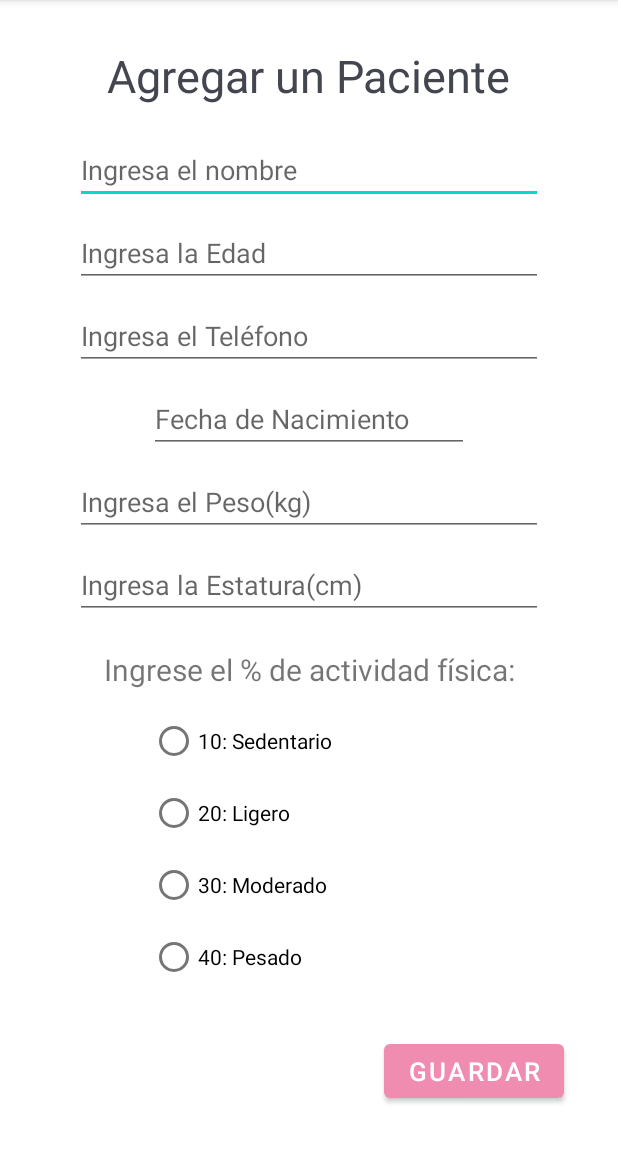
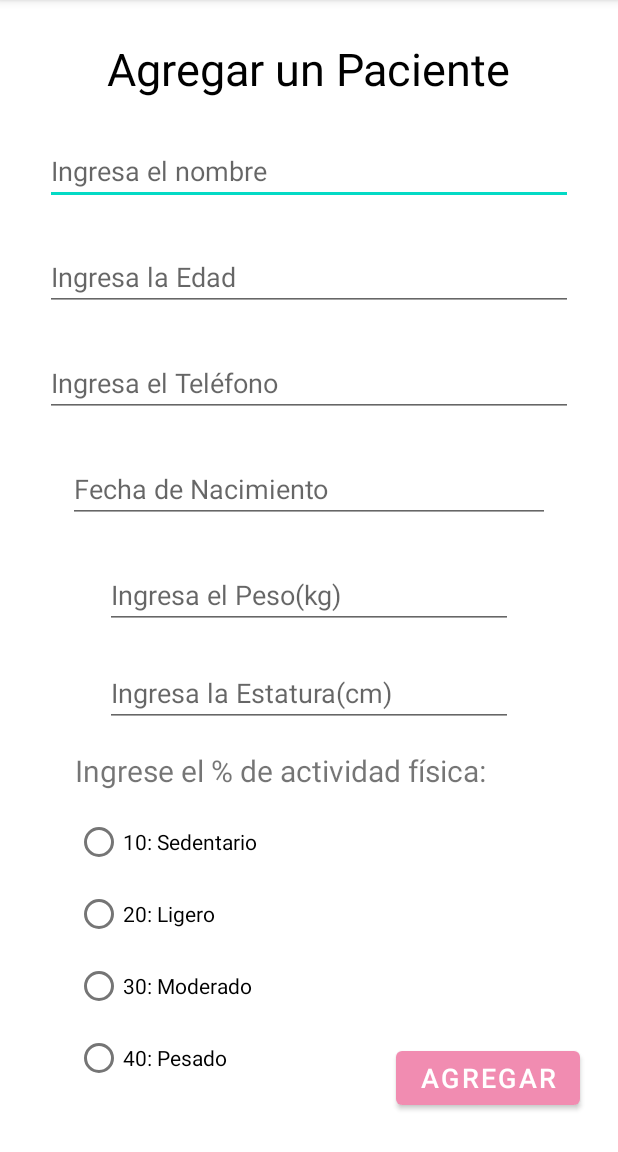
Before and after one commit to OsmarCastor/NutriApp, an Android app: the agregarPaciente screen opened directly, with no data from a screen before it, on a phone screen of 412 x 824 dp, the part 84-1236 px from its top. Run offline under Robolectric (Android 15) with nearby library versions, the phone set to English and light mode, and no system bars.

Commit message:
Hago commit

```diff
--- a/app/src/main/res/layout-v31/activity_agregar_paciente.xml
+++ /dev/null
@@ -1,157 +0,0 @@
-<?xml version="1.0" encoding="utf-8"?>
-<androidx.constraintlayout.widget.ConstraintLayout xmlns:android="http://schemas.android.com/apk/res/android"
-    xmlns:app="http://schemas.android.com/apk/res-auto"
-    xmlns:tools="http://schemas.android.com/tools"
-    android:layout_width="match_parent"
-    android:layout_height="match_parent"
-    tools:context=".agregarPaciente">
-
-    <TextView
-        android:id="@+id/textView2"
-        android:layout_width="wrap_content"
-        android:layout_height="wrap_content"
-        android:layout_marginTop="30dp"
-        android:text="@string/titulo_agregarPaciente"
-        android:textColor="@android:color/system_neutral2_700"
-        android:textSize="30sp"
-        app:layout_constraintEnd_toEndOf="parent"
-        app:layout_constraintStart_toStartOf="parent"
-        app:layout_constraintTop_toTopOf="parent" />
-
-    <com.google.android.material.textfield.TextInputEditText
-        android:id="@+id/txtNombre"
-        android:layout_width="match_parent"
-        android:layout_height="wrap_content"
-        android:layout_marginStart="50dp"
-        android:layout_marginTop="20dp"
-        android:layout_marginEnd="50dp"
-        android:hint="@string/nombre_paciente"
-        app:layout_constraintEnd_toEndOf="parent"
-        app:layout_constraintStart_toStartOf="parent"
-        app:layout_constraintTop_toBottomOf="@+id/textView2" />
-
-    <com.google.android.material.textfield.TextInputEditText
-        android:id="@+id/txtEdad"
-        android:layout_width="match_parent"
-        android:layout_height="wrap_content"
-        android:layout_marginStart="50dp"
-        android:layout_marginTop="10dp"
-        android:layout_marginEnd="50dp"
-        android:hint="@string/edad_paciente"
-        app:layout_constraintEnd_toEndOf="parent"
-        app:layout_constraintHorizontal_bias="1.0"
-        app:layout_constraintStart_toStartOf="parent"
-        app:layout_constraintTop_toBottomOf="@+id/txtNombre" />
-
-    <com.google.android.material.textfield.TextInputEditText
-        android:id="@+id/txtTelefono"
-        android:layout_width="match_parent"
-        android:layout_height="wrap_content"
-        android:layout_marginStart="50dp"
-        android:layout_marginTop="10dp"
-        android:layout_marginEnd="50dp"
-        android:hint="@string/telefono_paciente"
-        app:layout_constraintEnd_toEndOf="parent"
-        app:layout_constraintHorizontal_bias="0.0"
-        app:layout_constraintStart_toStartOf="parent"
-        app:layout_constraintTop_toBottomOf="@+id/txtEdad" />
-
-    <com.google.android.material.textfield.TextInputEditText
-        android:id="@+id/txtPeso"
-        android:layout_width="match_parent"
-        android:layout_height="wrap_content"
-        android:layout_marginStart="50dp"
-        android:layout_marginTop="10dp"
-        android:layout_marginEnd="50dp"
-        android:hint="@string/peso_paciente"
-        app:layout_constraintEnd_toEndOf="parent"
-        app:layout_constraintHorizontal_bias="0.0"
-        app:layout_constraintStart_toStartOf="parent"
-        app:layout_constraintTop_toBottomOf="@+id/txtNacimiento" />
-
-    <com.google.android.material.textfield.TextInputEditText
-        android:id="@+id/txtEstatura"
-        android:layout_width="match_parent"
-        android:layout_height="wrap_content"
-        android:layout_marginStart="50dp"
-        android:layout_marginTop="10dp"
-        android:layout_marginEnd="50dp"
-        android:hint="@string/talla_paciente"
-        app:layout_constraintEnd_toEndOf="parent"
-        app:layout_constraintHorizontal_bias="0.0"
-        app:layout_constraintStart_toStartOf="parent"
-        app:layout_constraintTop_toBottomOf="@+id/txtPeso" />
-
-    <EditText
-        android:id="@+id/txtNacimiento"
-        android:layout_width="wrap_content"
-        android:layout_height="wrap_content"
-        android:layout_marginTop="10dp"
-        android:ems="10"
-        android:hint="@string/nacimiento_paciente"
-        android:inputType="date"
-        app:layout_constraintEnd_toEndOf="parent"
-        app:layout_constraintStart_toStartOf="parent"
-        app:layout_constraintTop_toBottomOf="@+id/txtTelefono" />
-
-    <RadioGroup
-        android:id="@+id/radioGroup"
-        android:layout_width="0dp"
-        android:layout_height="wrap_content"
-        android:layout_marginStart="100dp"
-        android:layout_marginTop="10dp"
-        android:layout_marginEnd="180dp"
-        app:layout_constraintEnd_toEndOf="parent"
-        app:layout_constraintStart_toStartOf="parent"
-        app:layout_constraintTop_toBottomOf="@+id/textView3">
-
-        <RadioButton
-            android:id="@+id/radioButton5"
-            android:layout_width="match_parent"
-            android:layout_height="wrap_content"
-            android:text="@string/actividadfisica" />
-
-        <RadioButton
-            android:id="@+id/radioButton6"
-            android:layout_width="match_parent"
-            android:layout_height="wrap_content"
-            android:text="@string/actividadfisica2" />
-
-        <RadioButton
-            android:id="@+id/radioButton4"
-            android:layout_width="match_parent"
-            android:layout_height="wrap_content"
-            android:text="@string/actividadfisica3" />
-
-        <RadioButton
-            android:id="@+id/radioButton3"
-            android:layout_width="match_parent"
-            android:layout_height="wrap_content"
-            android:text="@string/actividadfisica4" />
-    </RadioGroup>
-
-    <TextView
-        android:id="@+id/textView3"
-        android:layout_width="wrap_content"
-        android:layout_height="wrap_content"
-        android:layout_marginTop="20dp"
-        android:text="@string/porcentaje"
-        android:textSize="20sp"
-        app:layout_constraintEnd_toEndOf="parent"
-        app:layout_constraintStart_toStartOf="parent"
-        app:layout_constraintTop_toBottomOf="@+id/txtEstatura" />
-
-    <Button
-        android:id="@+id/btnGuardar"
-        android:layout_width="wrap_content"
-        android:layout_height="wrap_content"
-        android:layout_marginStart="250dp"
-        android:layout_marginEnd="30dp"
-        android:layout_marginBottom="30dp"
-        android:text="@string/guardar"
-        android:textSize="17sp"
-        app:layout_constraintBottom_toBottomOf="parent"
-        app:layout_constraintEnd_toEndOf="parent"
-        app:layout_constraintStart_toStartOf="parent" />
-
-</androidx.constraintlayout.widget.ConstraintLayout>
```
Also changed, not shown: app/src/main/AndroidManifest.xml (+8 -2 lines), app/src/main/java/castor/no/c/programar/nutriapp/MainActivity.kt (+9 -0 lines), app/src/main/java/castor/no/c/programar/nutriapp/mostrarPaciente.kt (added, +17 -0 lines), app/src/main/res/layout/activity_main.xml (+14 -0 lines), app/src/main/res/layout/activity_mostrar_paciente.xml (added, +45 -0 lines), 1 other file.
